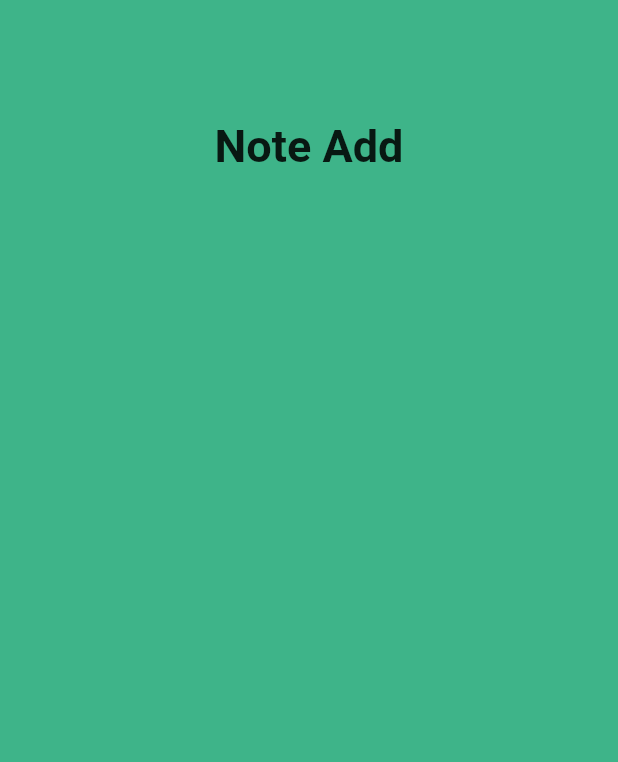
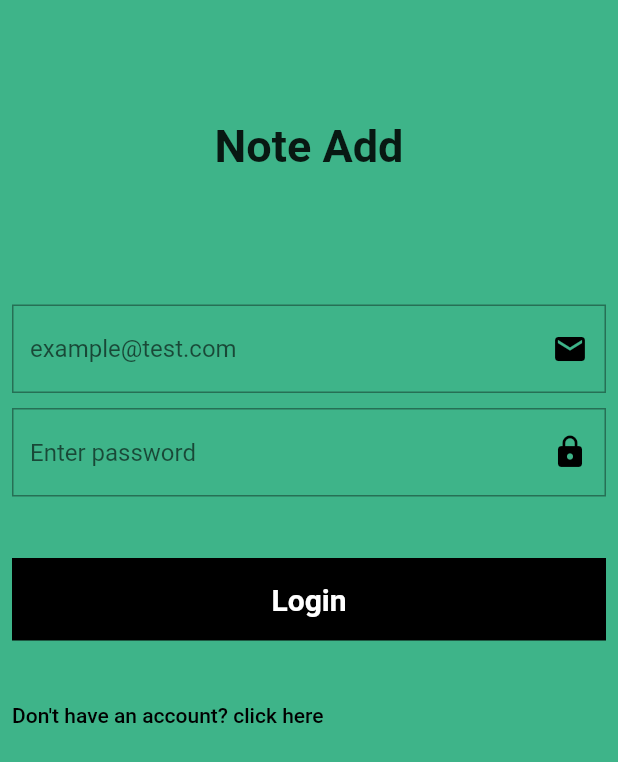
Before and after one commit to seggi/note_add, a Flutter app: the screen it shows after launch, on a phone screen of 412 x 824 dp. Shown: the top 762 px of the screen. Run offline on Flutter 3.47's test engine with Material 2 defaults, Android fonts, the phone set to English and light mode, and no system bars; our stand-ins replace get, get_storage.

Commit message:
adding login  screen

```diff
--- a/lib/screens/auth/login.dart
+++ b/lib/screens/auth/login.dart
@@ -1,6 +1,7 @@
 import 'package:flutter/material.dart';
 import 'package:note_add/constants/app_label.dart';
 import 'package:note_add/widgets/share/style.dart';
+import 'package:note_add/widgets/text_input.dart';
 
 class LoginScreen extends StatefulWidget {
   const LoginScreen({Key? key}) : super(key: key);
@@ -10,6 +11,9 @@ class LoginScreen extends StatefulWidget {
 }
 
 class _LoginScreenState extends State<LoginScreen> {
+  TextEditingController passwordController = TextEditingController();
+  TextEditingController emailController = TextEditingController();
+
   @override
   Widget build(BuildContext context) {
     return Scaffold(
@@ -27,6 +31,57 @@ class _LoginScreenState extends State<LoginScreen> {
                 ),
               ),
             ),
+            SizedBox(
+              child: Form(
+                child: Column(
+                  children: [
+                    Padding(
+                      padding: const EdgeInsets.all(8.0),
+                      child: Column(
+                        children: [
+                          FormInputField(
+                              inputController: emailController,
+                              inputName: "email"),
+                          verticalSpaceSmall,
+                          FormInputField(
+                              inputController: emailController,
+                              inputName: "pwd"),
+                        ],
+                      ),
+                    ),
+                    verticalSpaceMedium,
+                    TextButton(
+                        onPressed: () {},
+                        child: Container(
+                          width: MediaQuery.of(context).size.width,
+                          color: Colors.black,
+                          padding: const EdgeInsets.all(16.0),
+                          child: const Align(
+                            alignment: Alignment.center,
+                            child: Text(
+                              "Login",
+                              style: TextStyle(
+                                  color: Colors.white,
+                                  fontSize: 20,
+                                  fontWeight: FontWeight.bold),
+                            ),
+                          ),
+                        )),
+                    verticalSpaceRegular,
+                    Align(
+                      alignment: Alignment.bottomLeft,
+                      child: TextButton(
+                        onPressed: () {},
+                        child: const Text(
+                          "Don't have an account? click here",
+                          style: TextStyle(color: Colors.black),
+                        ),
+                      ),
+                    )
+                  ],
+                ),
+              ),
+            )
           ],
         ),
       ),
--- a/lib/widgets/share/style.dart
+++ b/lib/widgets/share/style.dart
@@ -2,3 +2,19 @@
 import 'package:flutter/material.dart';
 
 const Color fkDefaultColor = Color(0XFF3EB489);
+
+// Horizontal Spacing
+
+const Widget horizontalSpaceTiny = SizedBox(width: 5.0);
+const Widget horizontalSpaceSmall = SizedBox(width: 10.0);
+const Widget horizontalSpaceRegular = SizedBox(width: 18.0);
+const Widget horizontalSpaceMedium = SizedBox(width: 25.0);
+const Widget horizontalSpaceLarge = SizedBox(width: 50.0);
+
+// Vertical Spacing
+const Widget verticalSpaceTiny = SizedBox(height: 5.0);
+const Widget verticalSpaceSmall = SizedBox(height: 10.0);
+const Widget verticalSpaceRegular = SizedBox(height: 18.0);
+const Widget verticalSpaceMedium = SizedBox(height: 25);
+const Widget verticalSpaceLarge = SizedBox(height: 50.0);
+const Widget verticalSpaceMassive = SizedBox(height: 120.0);
--- /dev/null
+++ b/lib/widgets/text_input.dart
@@ -0,0 +1,39 @@
+import 'package:flutter/material.dart';
+
+// ignore: must_be_immutable
+class FormInputField extends StatefulWidget {
+  TextEditingController inputController;
+  String inputName;
+  FormInputField(
+      {Key? key, required this.inputController, required this.inputName})
+      : super(key: key);
+
+  @override
+  // ignore: library_private_types_in_public_api
+  _FormInputFieldState createState() => _FormInputFieldState();
+}
+
+class _FormInputFieldState extends State<FormInputField> {
+  @override
+  Widget build(BuildContext context) {
+    TextEditingController inputController = widget.inputController;
+    String inputName = widget.inputName;
+    return TextFormField(
+      obscureText: inputName == "email" ? false : true,
+      controller: inputController,
+      keyboardType: inputName == "email"
+          ? TextInputType.emailAddress
+          : TextInputType.text,
+      textInputAction: TextInputAction.next,
+      decoration: InputDecoration(
+          hintText:
+              inputName == "email" ? 'example@test.com' : "Enter password",
+          suffixIcon: inputName == "email"
+              ? const Icon(Icons.email, color: Colors.black)
+              : const Icon(Icons.lock, color: Colors.black),
+          border: OutlineInputBorder(
+              borderSide: const BorderSide(color: Colors.black, width: 1.0),
+              borderRadius: BorderRadius.circular(0.0))),
+    );
+  }
+}
```
